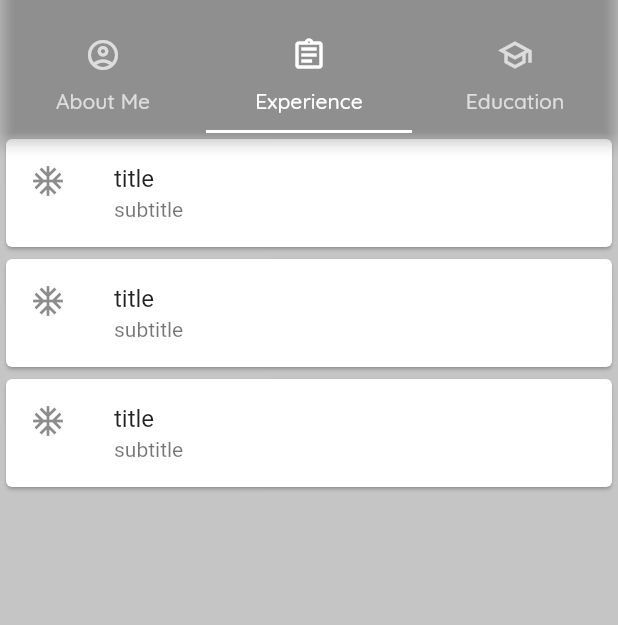
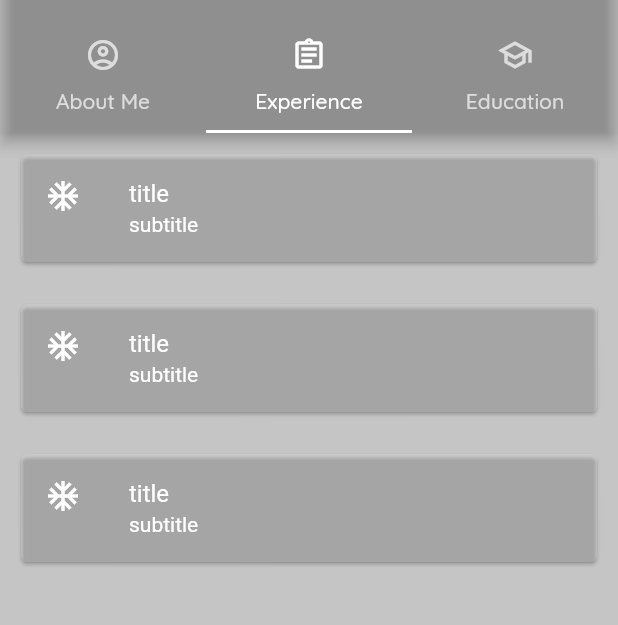
Before and after one commit to afiqaimanafr/resume-mobile-app, a Flutter app: the screen it shows after launch, tab 2 chosen, on a phone screen of 412 x 824 dp, the part 62-687 px from its top. Run offline on Flutter 3.47's test engine with Material 2 defaults, Android fonts, the phone set to English and light mode, and no system bars.

Commit message:
latest ui

```diff
--- a/lib/screens/experience/experience_screen.dart
+++ b/lib/screens/experience/experience_screen.dart
@@ -7,17 +7,26 @@ class ExperienceScreen extends StatelessWidget {
     ExperienceModel(
       title: 'title',
       subtitle: 'subtitle',
-      icons: const Icon(Icons.ac_unit),
+      icons: const Icon(
+        Icons.ac_unit,
+        color: kPrimaryLightColor,
+      ),
     ),
     ExperienceModel(
       title: 'title',
       subtitle: 'subtitle',
-      icons: const Icon(Icons.ac_unit),
+      icons: const Icon(
+        Icons.ac_unit,
+        color: kPrimaryLightColor,
+      ),
     ),
     ExperienceModel(
       title: 'title',
       subtitle: 'subtitle',
-      icons: const Icon(Icons.ac_unit),
+      icons: const Icon(
+        Icons.ac_unit,
+        color: kPrimaryLightColor,
+      ),
     ),
   ];
 
@@ -29,11 +38,25 @@ class ExperienceScreen extends StatelessWidget {
         itemCount: experience.length,
         itemBuilder: (ctx, index) {
           final item = experience[index];
-          return Card(
-            child: ListTile(
-              leading: item.icons,
-              title: Text(item.title),
-              subtitle: Text(item.subtitle),
+          return Padding(
+            padding: const EdgeInsets.all(10.0),
+            child: Card(
+              color: kPrimaryLightColor.withOpacity(0.2),
+              child: ListTile(
+                leading: item.icons,
+                title: Text(
+                  item.title,
+                  style: const TextStyle(
+                    color: kPrimaryLightColor,
+                  ),
+                ),
+                subtitle: Text(
+                  item.subtitle,
+                  style: const TextStyle(
+                    color: kPrimaryLightColor,
+                  ),
+                ),
+              ),
             ),
           );
         },
--- a/lib/screens/tabs/tabs_screen.dart
+++ b/lib/screens/tabs/tabs_screen.dart
@@ -65,10 +65,10 @@ class _TabsScreenState extends State<TabsScreen>
       ),
       body: TabBarView(
         controller: controller,
-        children: const [
-          AboutMeScreen(),
+        children: [
+          const AboutMeScreen(),
           ExperienceScreen(),
-          EducationScreen(),
+          const EducationScreen(),
         ],
       ),
     );
```
